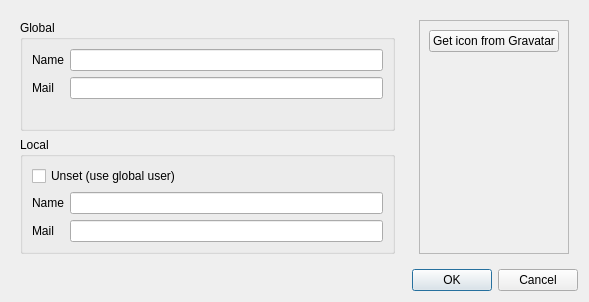
This is src/ConfigUserDialog.ui in soramimi/Guitar as Qt 5 draws it before an edit. The edited form follows.
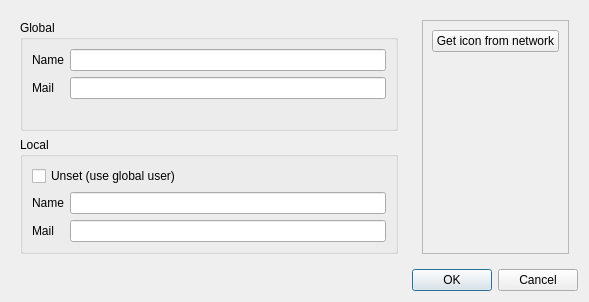
This is the edited form. Custom widgets are drawn as their Qt base class.

What changed in the file:
```diff
--- a/src/ConfigUserDialog.ui
+++ b/src/ConfigUserDialog.ui
@@ -152,7 +152,7 @@
            <item>
             <widget class="QPushButton" name="pushButton_get_icon">
              <property name="text">
-              <string>Get icon from Gravatar</string>
+              <string>Get icon from network</string>
              </property>
             </widget>
            </item>
```
